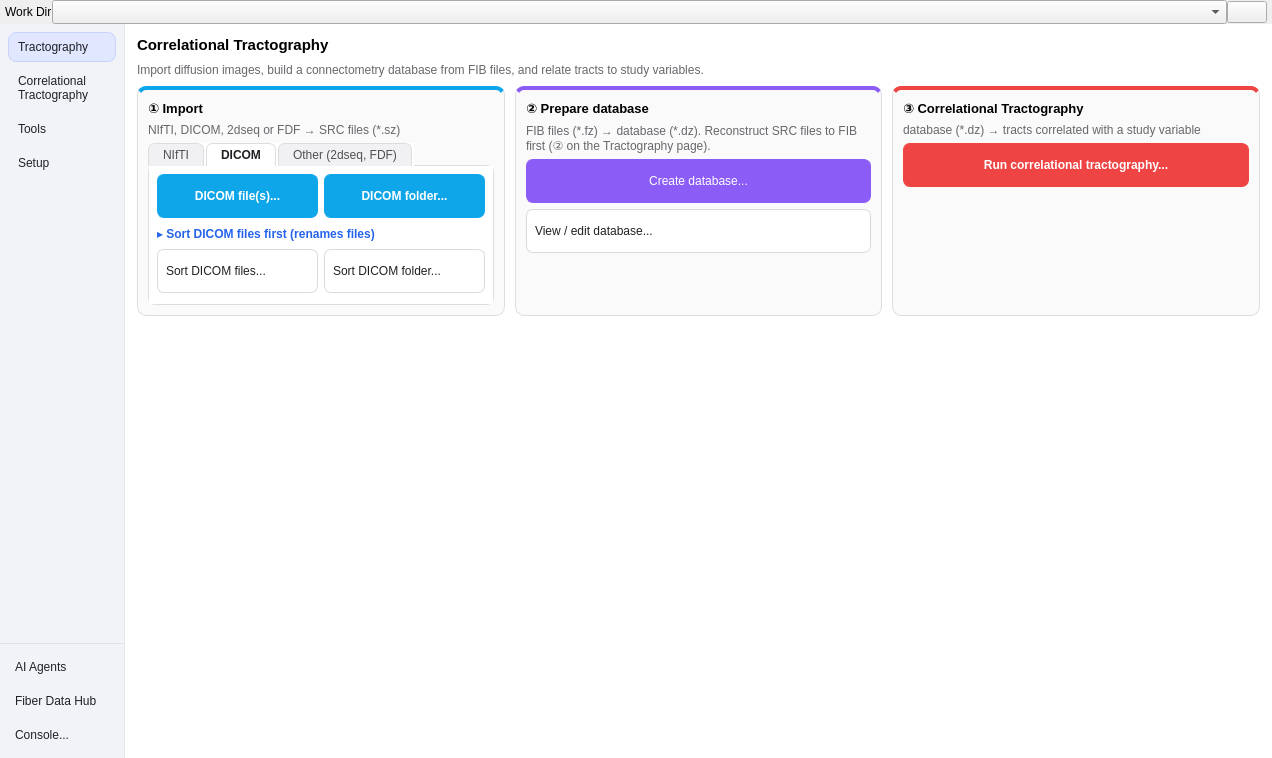
Before: the Qt Designer form mainwindow.ui in frankyeh/DSI-Studio, drawn with Qt 5.
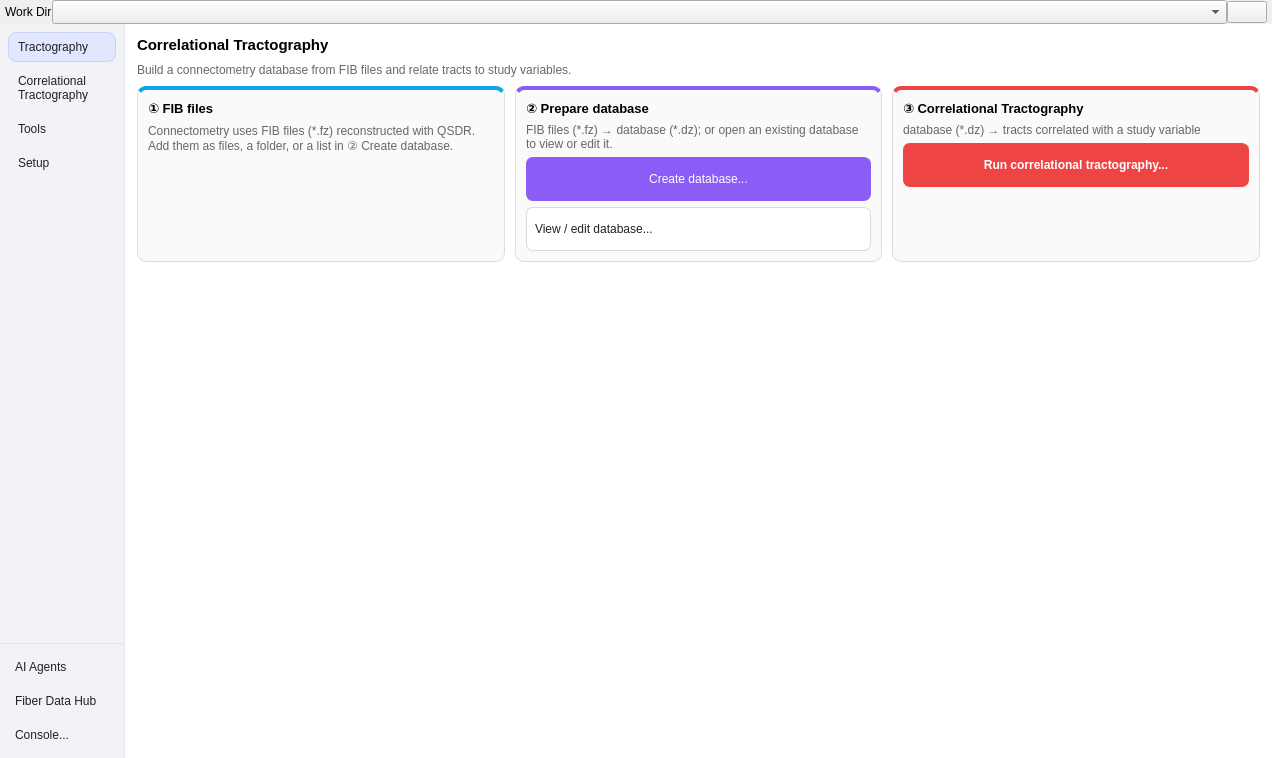
After: the same form once the commit is applied. The open tabs and pages were chosen to show the change. Icons and pictures are not drawn.

Commit message:
Correlational page: card 1 is FIB files, not DWI import
Connectometry starts from FIB files, so card 1 now says which files are needed (QSDR *.fz)
and that they are added as files, a folder or a list in Create database; there is no
command that hands FIB files to CreateDBDialog, so the card has no button rather than a
misleading one. The duplicated conn_* NIfTI/DICOM/2dseq buttons, their tabs and toggle
are removed, with the SRC-to-FIB note. Tractography's Import card is unchanged.

Not compiled or tested.

The edit to the form file:
```diff
--- a/mainwindow.ui
+++ b/mainwindow.ui
@@ -1858,17 +1858,6 @@
     background-color: #f1f1f3;
     border-color: #bfc0c4;
 }
-QWidget#tab_conn QPushButton#conn_OpenDWI_NIFTI,
-QWidget#tab_conn QPushButton#conn_import_nifti_folder,
-QWidget#tab_conn QPushButton#conn_OpenDWI_DICOM,
-QWidget#tab_conn QPushButton#conn_dicom2nii,
-QWidget#tab_conn QPushButton#conn_OpenDWI_2dseq {
-    color: #ffffff;
-    background-color: #0ea5e9;
-    border-color: #0ea5e9;
-    font-weight: bold;
-    text-align: center;
-}
 QWidget#tab_conn QPushButton#vbc {
     color: #ffffff;
     background-color: #8b5cf6;
@@ -1882,14 +1871,6 @@
     font-weight: bold;
     text-align: center;
 }
-QWidget#tab_conn QPushButton#conn_dicom_batch_toggle {
-    color: #2563eb;
-    background-color: transparent;
-    border: 0px;
-    min-height: 0px;
-    padding: 2px 0px;
-    font-weight: bold;
-}
 QLabel#tract_connectometry_title {
     font-size: 11pt;
     font-weight: bold;
@@ -1902,36 +1883,9 @@
 }
 QLabel#tract_connectometry_hint,
 QLabel#conn_import_stage_hint,
-QLabel#conn_nifti_folder_hint,
 QLabel#conn_db_stage_hint,
 QLabel#conn_analysis_stage_hint {
     color: #67676c;
-}
-QTabWidget#conn_input_tabs::pane {
-    background-color: #ffffff;
-    border: 1px solid #dddddf;
-    border-radius: 7px;
-    top: -1px;
-}
-QTabWidget#conn_input_tabs QWidget#conn_nifti_tab,
-QTabWidget#conn_input_tabs QWidget#conn_dicom_tab,
-QTabWidget#conn_input_tabs QWidget#conn_others_tab {
-    background-color: transparent;
-}
-QTabWidget#conn_input_tabs QTabBar::tab {
-    color: #4f4f54;
-    background-color: #f1f1f3;
-    border: 1px solid #dddddf;
-    border-bottom: 0px;
-    border-top-left-radius: 7px;
-    border-top-right-radius: 7px;
-    padding: 4px 14px;
-    margin-right: 2px;
-}
-QTabWidget#conn_input_tabs QTabBar::tab:selected {
-    color: #202124;
-    background-color: #ffffff;
-    font-weight: bold;
 }</string>
          </property>
          <layout class="QVBoxLayout" name="tab_conn_layout" stretch="0,0,0,1">
@@ -1963,7 +1917,7 @@
              <bool>true</bool>
             </property>
             <property name="text">
-             <string>Import diffusion images, build a connectometry database from FIB files, and relate tracts to study variables.</string>
+             <string>Build a connectometry database from FIB files and relate tracts to study variables.</string>
             </property>
            </widget>
           </item>
@@ -2022,7 +1976,7 @@
                  <item>
                   <widget class="QLabel" name="conn_import_stage_title">
                    <property name="text">
-                    <string>① Import</string>
+                    <string>① FIB files</string>
                    </property>
                   </widget>
                  </item>
@@ -2030,297 +1984,26 @@
                </item>
                <item>
                 <widget class="QLabel" name="conn_import_stage_hint">
-                 <property name="text">
-                  <string>NIfTI, DICOM, 2dseq or FDF → SRC files (*.sz)</string>
-                 </property>
                  <property name="wordWrap">
                   <bool>true</bool>
                  </property>
+                 <property name="text">
+                  <string>Connectometry uses FIB files (*.fz) reconstructed with QSDR. Add them as files, a folder, or a list in ② Create database.</string>
+                 </property>
                 </widget>
                </item>
                <item>
-                <widget class="QTabWidget" name="conn_input_tabs">
-                 <property name="currentIndex">
-                  <number>0</number>
+                <spacer name="conn_import_stage_spacer">
+                 <property name="orientation">
+                  <enum>Qt::Vertical</enum>
                  </property>
-                 <widget class="QWidget" name="conn_nifti_tab">
-                  <attribute name="title">
-                   <string>NIfTI</string>
-                  </attribute>
-                  <layout class="QGridLayout" name="conn_nifti_tab_layout">
-                   <property name="spacing">
-                    <number>6</number>
-                   </property>
-                   <property name="leftMargin">
-                    <number>8</number>
-                   </property>
-                   <property name="topMargin">
-                    <number>8</number>
-                   </property>
-                   <property name="rightMargin">
-                    <number>8</number>
-                   </property>
-                   <property name="bottomMargin">
-                    <number>8</number>
-                   </property>
-                   <item row="0" column="0">
-                    <widget class="QPushButton" name="conn_OpenDWI_NIFTI">
-                     <property name="statusTip">
-                      <string>run open_dwi_nifti</string>
-                     </property>
-                     <property name="icon">
-                      <iconset resource="icons.qrc">
-                       <normaloff>:/icons/icons/open.xpm</normaloff>:/icons/icons/open.xpm</iconset>
-                     </property>
-                     <property name="autoDefault">
-                      <bool>false</bool>
-                     </property>
-                     <property name="toolTip">
-                      <string>Open DWI NIfTI file(s) with .bval/.bvec and create an SRC file</string>
-                     </property>
-                     <property name="text">
-                      <string>NIfTI file(s)...</string>
-                     </property>
-                    </widget>
-                   </item>
-                   <item row="0" column="1">
-                    <widget class="QPushButton" name="conn_import_nifti_folder">
-                     <property name="statusTip">
-                      <string>run import_nifti_folder</string>
-                     </property>
-                     <property name="toolTip">
-                      <string>A BIDS dataset (sub-* folders) is converted to SRC files in its derivatives folder; any other folder gets an SRC file next to each DWI NIfTI</string>
-                     </property>
-                     <property name="text">
-                      <string>NIfTI folder...</string>
-                     </property>
-                     <property name="icon">
-                      <iconset resource="icons.qrc">
-                       <normaloff>:/icons/icons/open.xpm</normaloff>:/icons/icons/open.xpm</iconset>
-                     </property>
-                    </widget>
-                   </item>
-                   <item row="1" column="0" colspan="2">
-                    <widget class="QLabel" name="conn_nifti_folder_hint">
-                     <property name="text">
-                      <string>Folder: BIDS → derivatives/, otherwise an SRC next to each NIfTI</string>
-                     </property>
-                     <property name="wordWrap">
-                      <bool>true</bool>
-                     </property>
-                    </widget>
-                   </item>
-                   <item row="2" column="0" colspan="2">
-                    <spacer name="conn_nifti_tab_spacer">
-                     <property name="orientation">
-                      <enum>Qt::Vertical</enum>
-                     </property>
-                     <property name="sizeHint" stdset="0">
-                      <size>
-                       <width>20</width>
-                       <height>0</height>
-                      </size>
-                     </property>
-                    </spacer>
-                   </item>
-                  </layout>
-                 </widget>
-                 <widget class="QWidget" name="conn_dicom_tab">
-                  <attribute name="title">
-                   <string>DICOM</string>
-                  </attribute>
-                  <layout class="QGridLayout" name="conn_dicom_tab_layout">
-                   <property name="spacing">
-                    <number>6</number>
-                   </property>
-                   <property name="leftMargin">
-                    <number>8</number>
-                   </property>
-                   <property name="topMargin">
-                    <number>8</number>
-                   </property>
-                   <property name="rightMargin">
-                    <number>8</number>
-                   </property>
-                   <property name="bottomMargin">
-                    <number>8</number>
-                   </property>
-                   <item row="0" column="0">
-                    <widget class="QPushButton" name="conn_OpenDWI_DICOM">
-                     <property name="statusTip">
-                      <string>run open_dwi_dicom</string>
-                     </property>
-                     <property name="autoFillBackground">
-                      <bool>false</bool>
-                     </property>
-                     <property name="icon">
-                      <iconset resource="icons.qrc">
-                       <normaloff>:/icons/icons/open.xpm</normaloff>:/icons/icons/open.xpm</iconset>
-                     </property>
-                     <property name="autoDefault">
-                      <bool>false</bool>
-                     </property>
-                     <property name="text">
-                      <string>DICOM file(s)...</string>
-                     </property>
-                     <property name="toolTip">
-                      <string>Open DWI DICOM files and create an SRC file</string>
-                     </property>
-                    </widget>
-                   </item>
-                   <item row="0" column="1">
-                    <widget class="QPushButton" name="conn_dicom2nii">
-                     <property name="statusTip">
-                      <string>run convert_dicom_dir</string>
-                     </property>
-                     <property name="icon">
-                      <iconset resource="icons.qrc">
-                       <normaloff>:/icons/icons/open.xpm</normaloff>:/icons/icons/open.xpm</iconset>
-                     </property>
-                     <property name="text">
-                      <string>DICOM folder...</string>
-                     </property>
-                     <property name="toolTip">
-                      <string>Convert every DICOM series under a folder: DWI to SRC, others to NIfTI. Expects one series per folder; sort mixed files first</string>
-                     </property>
-                    </widget>
-                   </item>
-                   <item row="1" column="0" colspan="2">
-                    <widget class="QPushButton" name="conn_dicom_batch_toggle">
-                     <property name="text">
-                      <string>▸ Sort DICOM files first (renames files)</string>
-                     </property>
-                     <property name="checkable">
-                      <bool>true</bool>
-                     </property>
-                     <property name="flat">
-                      <bool>true</bool>
-                     </property>
-                    </widget>
-                   </item>
-                   <item row="2" column="0" colspan="2">
-                    <widget class="QFrame" name="conn_dicom_batch">
-                     <layout class="QGridLayout" name="conn_dicom_batch_layout">
-                      <property name="spacing">
-                       <number>6</number>
-                      </property>
-                      <property name="leftMargin">
-                       <number>0</number>
-                      </property>
-                      <property name="topMargin">
-                       <number>0</number>
-                      </property>
-                      <property name="rightMargin">
-                       <number>0</number>
-                      </property>
-                      <property name="bottomMargin">
-                       <number>0</number>
-                      </property>
-                      <item row="0" column="0">
-                       <widget class="QPushButton" name="conn_RenameDICOM">
-                        <property name="statusTip">
-                         <string>run rename_dicom</string>
-                        </property>
-                        <property name="icon">
-                         <iconset resource="icons.qrc">
-                          <normaloff>:/icons/icons/open.xpm</normaloff>:/icons/icons/open.xpm</iconset>
-                        </property>
-                        <property name="text">
-                         <string>Sort DICOM files...</string>
-                        </property>
-                        <property name="toolTip">
-                         <string>Move the selected DICOM files into patient/sequence folders (renames the files)</string>
-                        </property>
-                       </widget>
-                      </item>
-                      <item row="0" column="1">
-                       <widget class="QPushButton" name="conn_RenameDICOMDir">
-                        <property name="statusTip">
-                         <string>run rename_dicom_dir</string>
-                        </property>
-                        <property name="icon">
-                         <iconset resource="icons.qrc">
-                          <normaloff>:/icons/icons/open.xpm</normaloff>:/icons/icons/open.xpm</iconset>
-                        </property>
-                        <property name="text">
-                         <string>Sort DICOM folder...</string>
-                        </property>
-                        <property name="toolTip">
-                         <string>Move every DICOM file under a folder into patient/sequence folders (renames the files)</string>
-                        </property>
-                       </widget>
-                      </item>
-                     </layout>
-                    </widget>
-                   </item>
-                   <item row="3" column="0" colspan="2">
-                    <spacer name="conn_dicom_tab_spacer">
-                     <property name="orientation">
-                      <enum>Qt::Vertical</enum>
-                     </property>
-                     <property name="sizeHint" stdset="0">
-                      <size>
-                       <width>20</width>
-                       <height>0</height>
-                      </size>
-                     </property>
-                    </spacer>
-                   </item>
-                  </layout>
-                 </widget>
-                 <widget class="QWidget" name="conn_others_tab">
-                  <attribute name="title">
-                   <string>Other (2dseq, FDF)</string>
-                  </attribute>
-                  <layout class="QGridLayout" name="conn_others_tab_layout">
-                   <property name="spacing">
-                    <number>6</number>
-                   </property>
-                   <property name="leftMargin">
-                    <number>8</number>
-                   </property>
-                   <property name="topMargin">
-                    <number>8</number>
-                   </property>
-                   <property name="rightMargin">
-                    <number>8</number>
-                   </property>
-                   <property name="bottomMargin">
-                    <number>8</number>
-                   </property>
-                   <item row="0" column="0" colspan="2">
-                    <widget class="QPushButton" name="conn_OpenDWI_2dseq">
-                     <property name="statusTip">
-                      <string>run open_dwi_2dseq</string>
-                     </property>
-                     <property name="icon">
-                      <iconset resource="icons.qrc">
-                       <normaloff>:/icons/icons/open.xpm</normaloff>:/icons/icons/open.xpm</iconset>
-                     </property>
-                     <property name="text">
-                      <string>2dseq / FDF file(s)...</string>
-                     </property>
-                     <property name="toolTip">
-                      <string>Open Bruker 2dseq or Varian FDF images and create an SRC file</string>
-                     </property>
-                    </widget>
-                   </item>
-                   <item row="1" column="0" colspan="2">
-                    <spacer name="conn_others_tab_spacer">
-                     <property name="orientation">
-                      <enum>Qt::Vertical</enum>
-                     </property>
-                     <property name="sizeHint" stdset="0">
-                      <size>
-                       <width>20</width>
-                       <height>0</height>
-                      </size>
-                     </property>
-                    </spacer>
-                   </item>
-                  </layout>
-                 </widget>
-                </widget>
+                 <property name="sizeHint" stdset="0">
+                  <size>
+                   <width>20</width>
+                   <height>0</height>
+                  </size>
+                 </property>
+                </spacer>
                </item>
               </layout>
              </widget>
@@ -2371,12 +2054,12 @@
                </item>
                <item>
                 <widget class="QLabel" name="conn_db_stage_hint">
-                 <property name="text">
-                  <string>FIB files (*.fz) → database (*.dz). Reconstruct SRC files to FIB first (② on the Tractography page).</string>
-                 </property>
                  <property name="wordWrap">
                   <bool>true</bool>
                  </property>
+                 <property name="text">
+                  <string>FIB files (*.fz) → database (*.dz); or open an existing database to view or edit it.</string>
+                 </property>
                 </widget>
                </item>
                <item>
```
Left out of the diff: 6 changed lines with no effect on the pictures. The commit also changes 1 other file.
